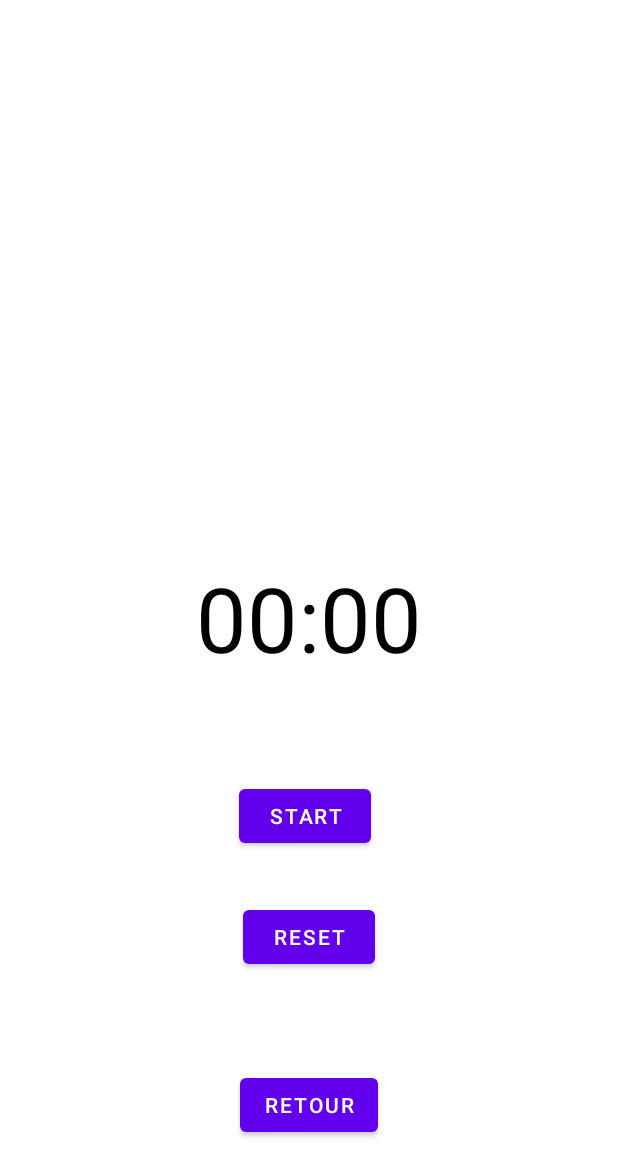
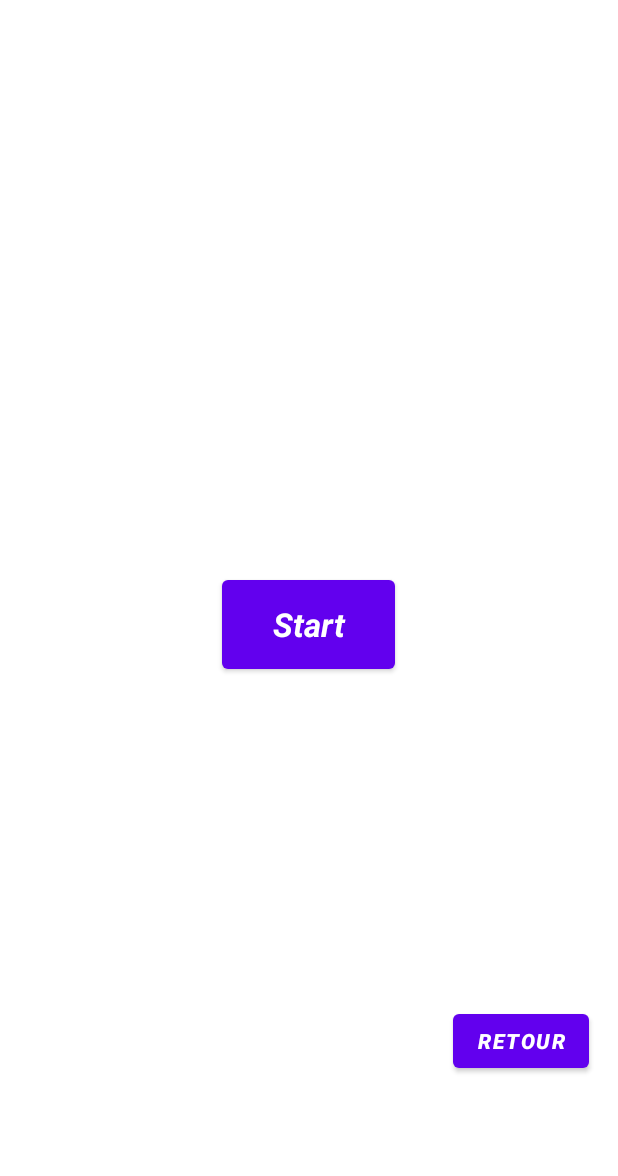
Before and after one commit to Rayane45/NVGUP, an Android app: the layout timer.xml on its own in the app's theme, with its tools: preview values and no code run, on a phone screen of 412 x 824 dp. Shown: the top 1176 px of the screen. Run offline under Robolectric (Android 15) with nearby library versions, the phone set to English and light mode, and no system bars.

Commit message:
J'ai changé le Timer, il fonctionne mtn (et c'était casse couilles)

```diff
--- a/app/src/main/java/com/example/nvgup/Home.java
+++ b/app/src/main/java/com/example/nvgup/Home.java
@@ -42,7 +42,7 @@ public class Home extends AppCompatActivity {
             public void onClick(View v) {
                 Intent intent = new Intent(Home.this, Timer.class);
                 startActivity(intent);
-                Toast.makeText(Home.this, "Cette couille fonctionne pas et j'ai aucune idée pourquoi",Toast.LENGTH_LONG).show();
+                Toast.makeText(Home.this, "Celle si fonctionne aussi car Rayane veut pas bouger son gros cul et c'est moi qui doit faire fonctionner le bordel",Toast.LENGTH_LONG).show();
             }
         });
         mButtonRetour.setOnClickListener(new View.OnClickListener() {
--- a/app/src/main/res/layout/timer.xml
+++ b/app/src/main/res/layout/timer.xml
@@ -1,58 +1,56 @@
 <?xml version="1.0" encoding="utf-8"?>
-<RelativeLayout
-    xmlns:android="http://schemas.android.com/apk/res/android"
+<RelativeLayout xmlns:android="http://schemas.android.com/apk/res/android"
     xmlns:tools="http://schemas.android.com/tools"
-    xmlns:app="http://schemas.android.com/apk/res-auto"
+    android:id="@+id/activity_main"
     android:layout_width="match_parent"
     android:layout_height="match_parent"
     tools:context=".Timer">
 
+    <Button
+        android:id="@+id/timer_start_stop"
+        android:layout_width="115dp"
+        android:layout_height="71dp"
+        android:layout_alignParentBottom="true"
+        android:layout_centerInParent="true"
+        android:layout_marginBottom="372dp"
+        android:text="Start"
+        android:textAppearance="?android:attr/textAppearanceLarge"
+        android:textStyle="bold|italic" />
+
     <TextView
-        android:id="@+id/text_on_timer"
+        android:id="@+id/timer_txt"
         android:layout_width="wrap_content"
         android:layout_height="wrap_content"
-        android:layout_centerInParent="true"
-        android:text="00:00"
-        android:textColor="@android:color/black"
-        android:textSize="60sp" />
-
+        android:layout_above="@+id/timer_start_stop"
+        android:layout_centerHorizontal="true"
+        android:layout_marginBottom="138dp"
+        android:textAppearance="?android:attr/textAppearanceLarge"
+        android:textSize="80sp" />
 
     <Button
-        android:id="@+id/button_start_stop"
+        android:id="@+id/timer_reset"
+        android:layout_width="115dp"
+        android:layout_height="71dp"
+        android:layout_alignParentTop="true"
+        android:layout_alignParentEnd="true"
+        android:layout_alignParentBottom="true"
+        android:layout_centerHorizontal="true"
+        android:layout_marginTop="409dp"
+        android:layout_marginEnd="147dp"
+        android:layout_marginBottom="244dp"
+        android:text="Reset"
+        android:textStyle="bold|italic"
+        android:visibility="invisible" />
+
+    <Button
+        android:id="@+id/timer_retour"
         android:layout_width="wrap_content"
         android:layout_height="wrap_content"
-        android:layout_alignParentStart="true"
-        android:layout_alignParentLeft="true"
+        android:layout_alignParentEnd="true"
         android:layout_alignParentBottom="true"
-        android:layout_centerHorizontal="true"
-        android:layout_marginStart="159dp"
-        android:layout_marginLeft="159dp"
-        android:layout_marginBottom="256dp"
-        android:text="Start" />
-
-    <Button
-        android:id="@+id/button_reset"
-        android:layout_width="wrap_content"
-        android:layout_height="wrap_content"
-        android:layout_alignParentStart="true"
-        android:layout_alignParentLeft="true"
-        android:layout_alignParentBottom="true"
-        android:layout_centerHorizontal="true"
-        android:layout_marginStart="162dp"
-        android:layout_marginLeft="162dp"
-        android:layout_marginBottom="175dp"
-        android:text="Reset"
-        android:visibility="invisible"
-        tools:visibility="visible" />
-
-    <Button
-        android:id="@+id/button2"
-        android:layout_width="wrap_content"
-        android:layout_height="wrap_content"
-        android:layout_alignParentBottom="true"
-        android:layout_centerHorizontal="true"
-        android:layout_marginBottom="63dp"
-        android:text="Retour" />
-
+        android:layout_marginEnd="19dp"
+        android:layout_marginBottom="106dp"
+        android:text="Retour"
+        android:textStyle="bold|italic"/>
 
 </RelativeLayout>
```
Also changed, not shown: app/src/main/java/com/example/nvgup/Timer.java (+100 -1 lines).
